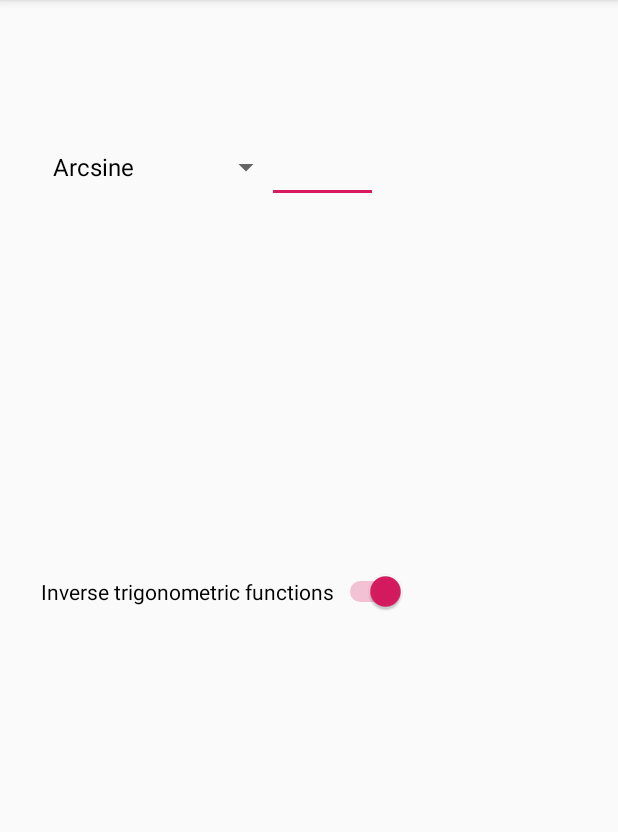
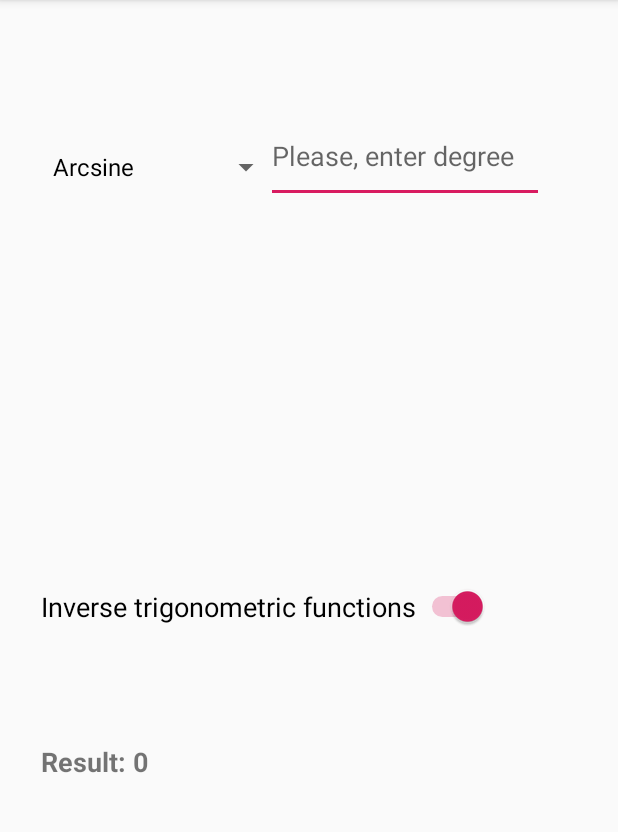
Before and after one commit to evrenvural/arcsincos, an Android app: the screen it shows after launch (MainActivity), on a phone screen of 412 x 824 dp, the part 84-916 px from its top. Run offline under Robolectric (Android 15) with nearby library versions, the phone set to English and light mode, and no system bars.

Commit message:
added result textview and some updated on UI

```diff
--- a/app/src/main/java/com/evrenvural/arcsincos/MainActivity.java
+++ b/app/src/main/java/com/evrenvural/arcsincos/MainActivity.java
@@ -9,8 +9,8 @@ import android.widget.Switch;
 
 public class MainActivity extends AppCompatActivity {
 
-    private String array_spinner[];
-    private Switch mySwitch;
+    String array_spinner[];
+    Switch mySwitch;
 
     Spinner spFonkiyonlar;
 
@@ -27,6 +27,7 @@ public class MainActivity extends AppCompatActivity {
                 spinnerEkle(isChecked);
             }
         });
+
 
 
     }
--- a/app/src/main/res/layout/activity_main.xml
+++ b/app/src/main/res/layout/activity_main.xml
@@ -14,19 +14,21 @@
         android:layout_alignParentStart="true"
         android:layout_alignParentTop="true"
         android:layout_marginStart="27dp"
-        android:layout_marginTop="87dp" />
+        android:layout_marginTop="87dp"
+        />
 
     <EditText
         android:id="@+id/etDerece"
-        android:layout_width="74dp"
+        android:layout_width="185dp"
         android:layout_height="62dp"
         android:layout_alignBottom="@+id/spFonksiyonlar"
         android:layout_alignParentEnd="true"
         android:layout_alignParentRight="true"
-        android:layout_marginEnd="160dp"
-        android:layout_marginRight="184dp"
+        android:layout_marginEnd="49dp"
+        android:layout_marginRight="49dp"
         android:layout_marginBottom="0dp"
         android:ems="10"
+        android:hint="Please, enter degree"
         android:inputType="number" />
 
     <Switch
@@ -38,7 +40,22 @@
         android:layout_alignParentBottom="true"
         android:layout_marginStart="27dp"
         android:layout_marginLeft="66dp"
-        android:layout_marginBottom="360dp"
-        android:text="Inverse trigonometric functions" />
+        android:layout_marginBottom="350dp"
+        android:text="Inverse trigonometric functions"
+        android:textSize="18sp" />
+
+    <TextView
+        android:id="@+id/tvResult"
+        android:layout_width="wrap_content"
+        android:layout_height="wrap_content"
+        android:layout_alignParentStart="true"
+        android:layout_alignParentLeft="true"
+        android:layout_alignParentBottom="true"
+        android:layout_marginStart="27dp"
+        android:layout_marginLeft="114dp"
+        android:layout_marginBottom="248dp"
+        android:text="Result: 0"
+        android:textSize="18sp"
+        android:textStyle="bold" />
 
 </RelativeLayout>
```
